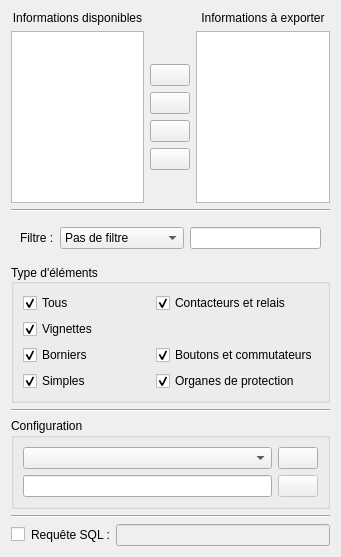
Qt form sources/dataBase/ui/elementquerywidget.ui (qelectrotech/qelectrotech-source-mirror) before a commit.
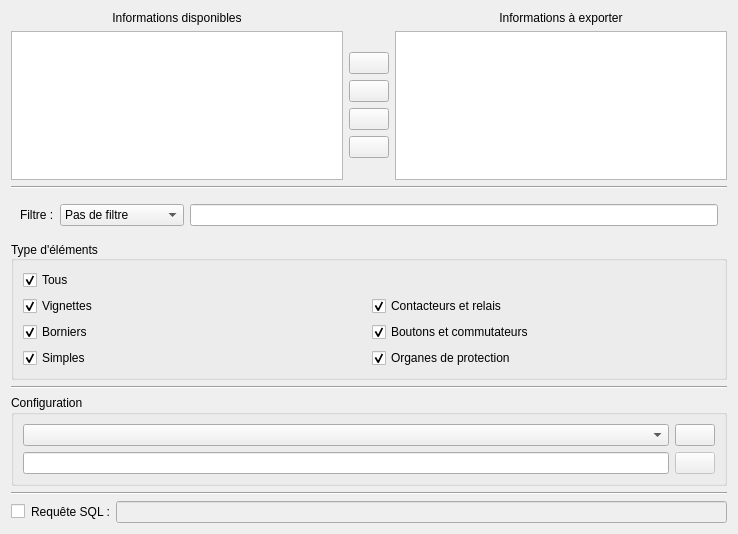
The same form after that commit. Icons and pictures are not drawn.

```diff
--- a/sources/dataBase/ui/elementquerywidget.ui
+++ b/sources/dataBase/ui/elementquerywidget.ui
@@ -6,8 +6,8 @@
    <rect>
     <x>0</x>
     <y>0</y>
-    <width>341</width>
-    <height>557</height>
+    <width>738</width>
+    <height>534</height>
    </rect>
   </property>
   <property name="windowTitle">
@@ -272,16 +272,6 @@
            </property>
           </widget>
          </item>
-         <item row="0" column="1">
-          <widget class="QCheckBox" name="m_coil_cb">
-           <property name="text">
-            <string>Contacteurs et relais</string>
-           </property>
-           <property name="checked">
-            <bool>true</bool>
-           </property>
-          </widget>
-         </item>
          <item row="2" column="1">
           <widget class="QCheckBox" name="m_button_cb">
            <property name="text">
@@ -312,6 +302,16 @@
            </property>
           </widget>
          </item>
+         <item row="1" column="1">
+          <widget class="QCheckBox" name="m_coil_cb">
+           <property name="text">
+            <string>Contacteurs et relais</string>
+           </property>
+           <property name="checked">
+            <bool>true</bool>
+           </property>
+          </widget>
+         </item>
         </layout>
        </widget>
       </item>
```
